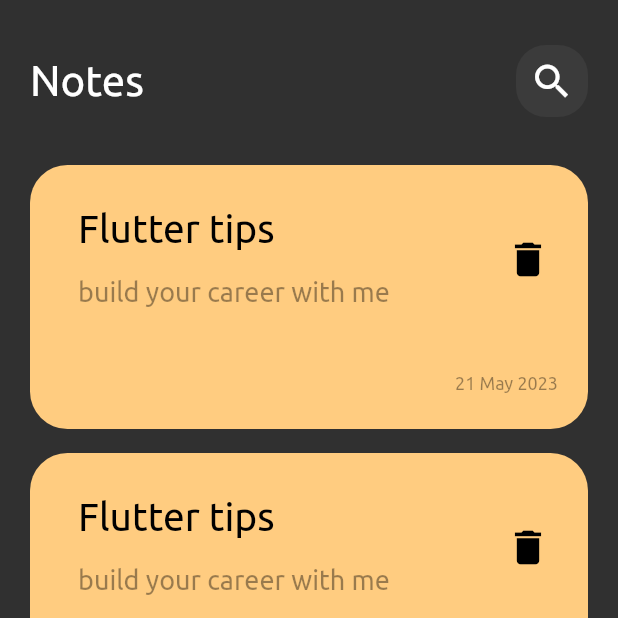
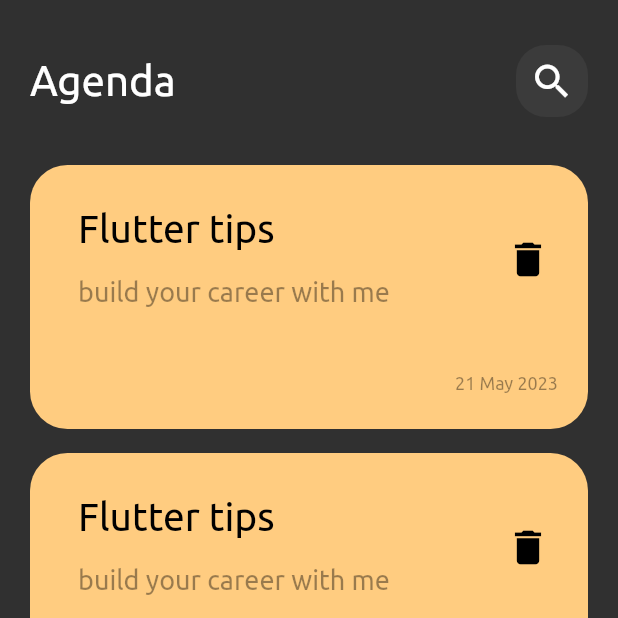
Before and after one commit to aymen-hacini/notes_app_flutter, a Flutter app: the NotesView screen opened directly, on a phone screen of 412 x 824 dp, the top half of it. Run offline on Flutter 3.47's test engine with Material 2 defaults, Android fonts, the phone set to English and light mode, and no system bars.

Commit message:
create custom appbar

```diff
--- a/notes_app/lib/main.dart
+++ b/notes_app/lib/main.dart
@@ -1,5 +1,6 @@
 import 'package:flutter/material.dart';
 import 'package:notes_app/views/notes_view.dart';
+
 import 'package:notes_app/views/selector_view.dart';
 
 void main() {
@@ -15,7 +16,7 @@ class NotesApp extends StatelessWidget {
       debugShowCheckedModeBanner: false,
       theme: ThemeData(brightness: Brightness.dark, fontFamily: 'Ubuntu'),
 
-      home: const Selectorview(),
+      home: const NotesView(),
     );
   }
 }
--- a/notes_app/lib/views/widgets/add_note_bottom_sheet.dart
+++ b/notes_app/lib/views/widgets/add_note_bottom_sheet.dart
@@ -1,5 +1,5 @@
 import 'package:flutter/material.dart';
-import 'package:notes_app/views/widgets/constants.dart';
+
 import 'package:notes_app/views/widgets/custom_text_field.dart';
 
 import 'custom_button.dart';
--- a/notes_app/lib/views/widgets/custom_icon.dart
+++ b/notes_app/lib/views/widgets/custom_icon.dart
@@ -1,8 +1,8 @@
 import 'package:flutter/material.dart';
 
 class customsearchicon extends StatelessWidget {
-  const customsearchicon({super.key});
-
+  const customsearchicon({super.key, required this.icon});
+  final IconData icon;
   @override
   Widget build(BuildContext context) {
     return Container(
@@ -11,9 +11,9 @@ class customsearchicon extends StatelessWidget {
       decoration: BoxDecoration(
           color: Colors.white.withOpacity(.05),
           borderRadius: BorderRadius.circular(20)),
-      child: const Center(
+      child:  Center(
         child: Icon(
-          Icons.search,
+          icon,
           size: 30,
         ),
       ),
--- a/notes_app/lib/views/widgets/edit_view_body.dart
+++ b/notes_app/lib/views/widgets/edit_view_body.dart
@@ -1,10 +1,19 @@
 import 'package:flutter/material.dart';
+import 'package:notes_app/views/widgets/notes_view_bar.dart';
 
 class EditNoteViewBody extends StatelessWidget {
   const EditNoteViewBody({super.key});
 
   @override
   Widget build(BuildContext context) {
-    return Container();
+    return Padding(
+      padding: const EdgeInsets.symmetric(horizontal: 20),
+      child: Column(
+        children: const [
+          SizedBox(height: 50,),
+          customappbar(Title: 'Edit note',icon: Icons.check,)
+        ],
+      ),
+    );
   }
 }
--- a/notes_app/lib/views/widgets/notes_view_bar.dart
+++ b/notes_app/lib/views/widgets/notes_view_bar.dart
@@ -3,20 +3,20 @@ import 'package:flutter/material.dart';
 import 'custom_icon.dart';
 
 class customappbar extends StatelessWidget {
-  const customappbar({super.key});
-
+  const customappbar({super.key, required this.Title, required this.icon});
+  final String Title;
+  final IconData icon;
   @override
   Widget build(BuildContext context) {
     // ignore: prefer_const_constructors
     return Row(
-      children: const [
-        Text('Notes', style: TextStyle(
-          fontSize: 28
-
+      mainAxisAlignment: MainAxisAlignment.spaceBetween,
+      children:  [
+        Text(Title, style: TextStyle(fontSize: 28)),
+        Spacer(),
+        customsearchicon(
+          icon: icon,
         )
-        ),
-        Spacer(),
-        customsearchicon()
       ],
     );
   }
--- a/notes_app/lib/views/widgets/notes_view_body.dart
+++ b/notes_app/lib/views/widgets/notes_view_body.dart
@@ -17,7 +17,7 @@ class NotesViewBody extends StatelessWidget {
       child: Column(
         children: [
           SizedBox(height: 30),
-          customappbar(),
+          customappbar(Title: 'Agenda', icon: Icons.search,),
           Expanded(child: noteslistview())
         ],
       ),
--- a/notes_app/lib/views/widgets/selector_list_view.dart
+++ b/notes_app/lib/views/widgets/selector_list_view.dart
@@ -1,7 +1,7 @@
 import 'package:flutter/material.dart';
 import 'package:notes_app/views/widgets/selector_item.dart';
 
-import 'custom_note_item.dart';
+
 class Selectorlistview extends StatelessWidget {
   const Selectorlistview({super.key});
 
--- a/notes_app/lib/views/widgets/selector_view_body.dart
+++ b/notes_app/lib/views/widgets/selector_view_body.dart
@@ -1,7 +1,7 @@
 
 
 import 'package:flutter/material.dart';
-import 'package:notes_app/views/widgets/notes_view_bar.dart';
+
 import 'package:notes_app/views/widgets/selector_list_view.dart';
 
 
```
